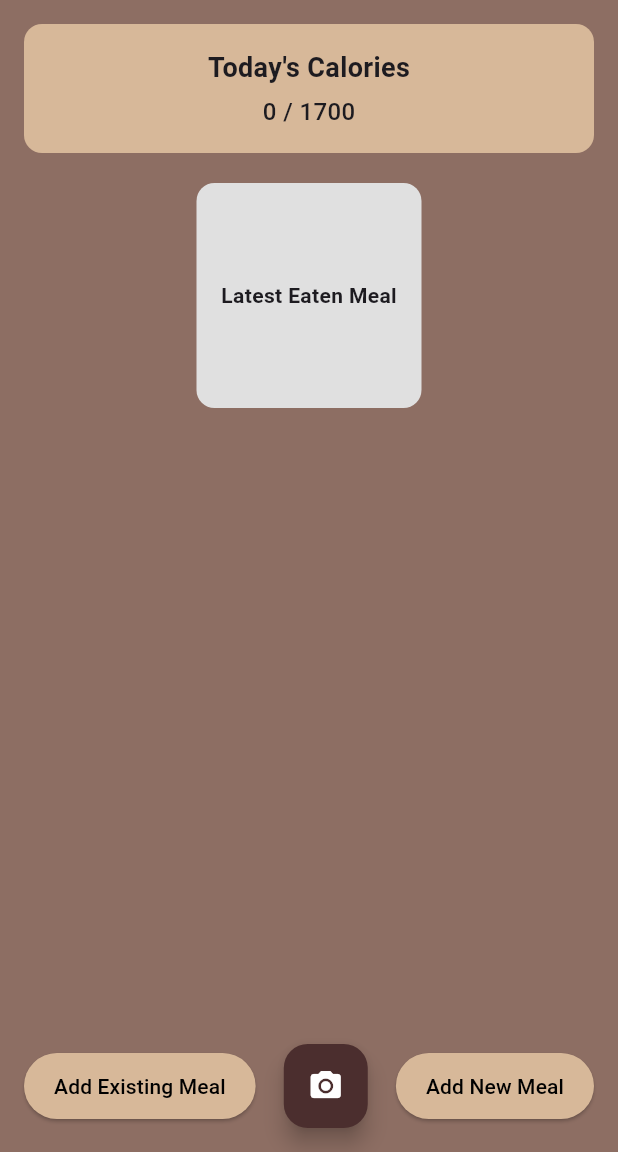
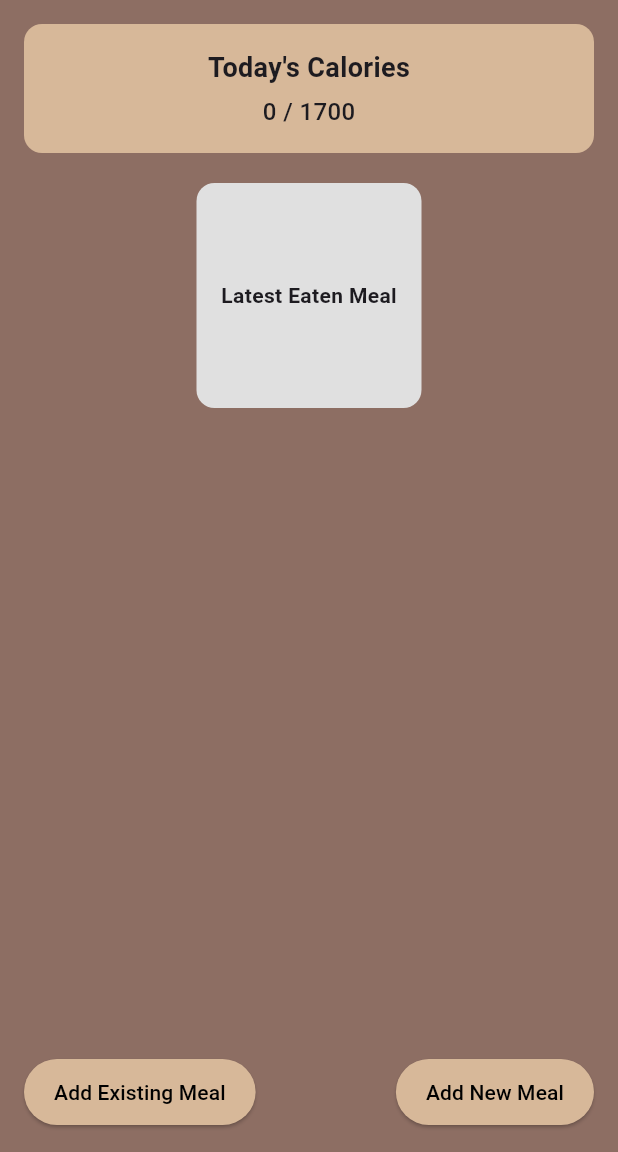
Before and after one commit to DeoBorg/Deo_Borg_Cross_Platform_Development_SWD6.2B_2024-2025, a Flutter app: the screen it shows after launch, on a phone screen of 412 x 824 dp, the part 84-1236 px from its top. Run offline on Flutter 3.47's test engine with Material 3 defaults, Android fonts, the phone set to English and light mode, and no system bars; our stand-ins replace firebase_core, firebase_database, image_picker; accounts and stored records are empty.

Commit message:
Removed camera floating action button bcoz it was unneeded

```diff
--- a/lib/home_screen.dart
+++ b/lib/home_screen.dart
@@ -93,13 +93,6 @@ class _HomeScreenState extends State<HomeScreen> {
                   child: const Text("Add Existing Meal", style: TextStyle(color: Colors.black)),
                 ),
 
-                // Camera Button
-                FloatingActionButton(
-                  onPressed: () {},
-                  backgroundColor: const Color(0xFF4B2E2E), // Espresso Brown
-                  child: const Icon(Icons.camera_alt, color: Colors.white),
-                ),
-
                 // Add New Meal Button
                 ElevatedButton(
                   onPressed: () {
```
